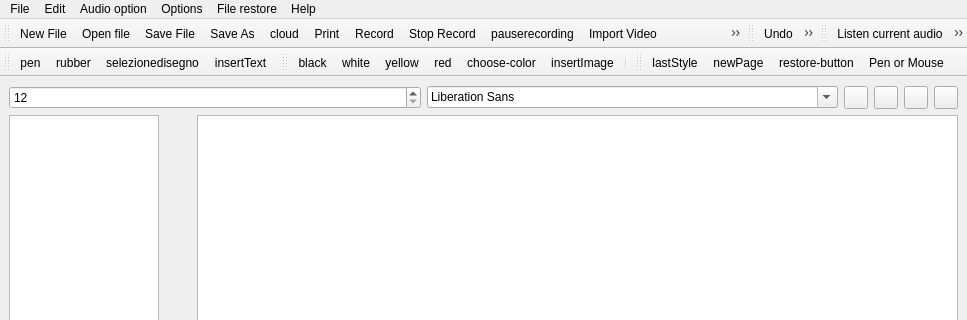
Above: src/mainwindow.ui from giacomogroppi/writernote-qt before the change; both pictures show x 0 to 967 and y 0 to 320 of the 967 by 664 pixel window. Below: the same form after it.
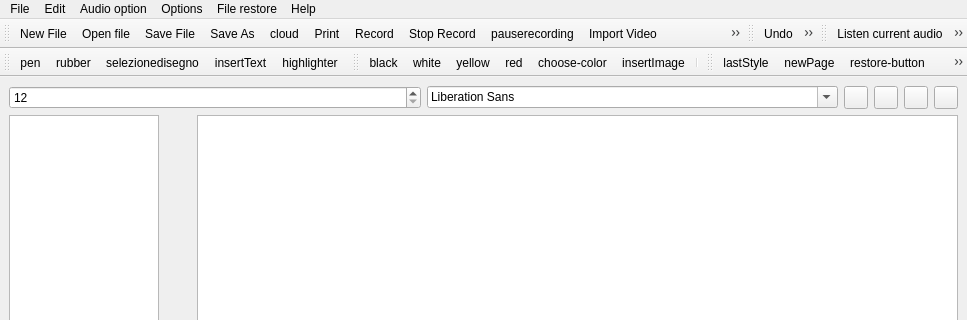
That is the form after the change. Icons and pictures are not drawn.

Diff of the .ui file:
```diff
--- a/src/mainwindow.ui
+++ b/src/mainwindow.ui
@@ -446,6 +446,7 @@
    <addaction name="actionrubber"/>
    <addaction name="actionselezionetext"/>
    <addaction name="actioninsertText"/>
+   <addaction name="actionhighlighter"/>
   </widget>
   <widget class="QToolBar" name="toolBarcolore">
    <property name="windowTitle">
@@ -963,6 +964,15 @@
     <string>Pen or Mouse</string>
    </property>
   </action>
+  <action name="actionhighlighter">
+   <property name="icon">
+    <iconset resource="../writernote.qrc">
+     <normaloff>:/image/images/highlighter.png</normaloff>:/image/images/highlighter.png</iconset>
+   </property>
+   <property name="text">
+    <string>highlighter</string>
+   </property>
+  </action>
  </widget>
  <resources>
   <include location="../writernote.qrc"/>
```
